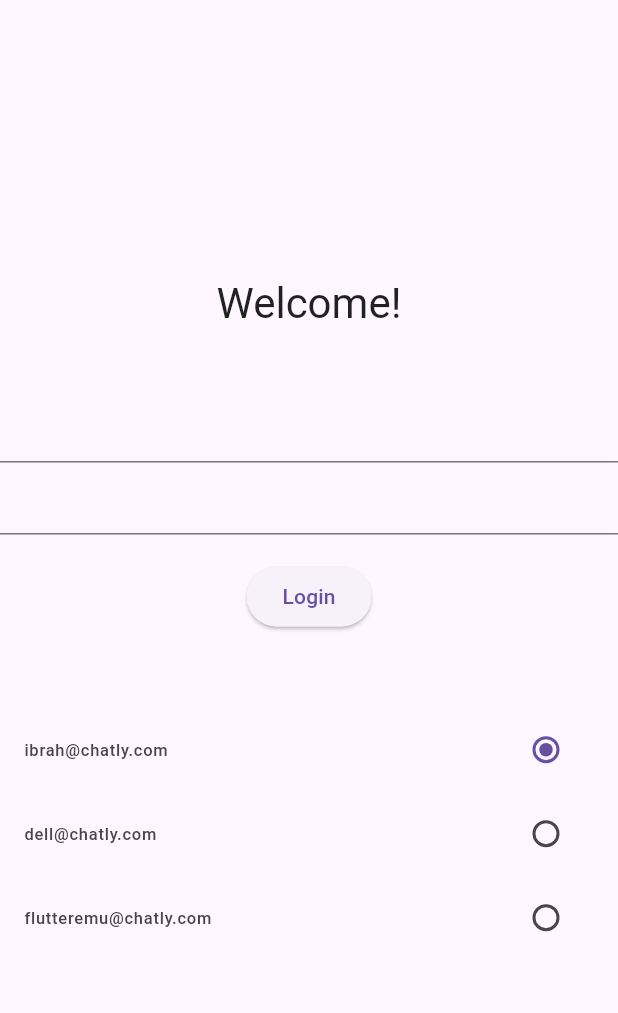
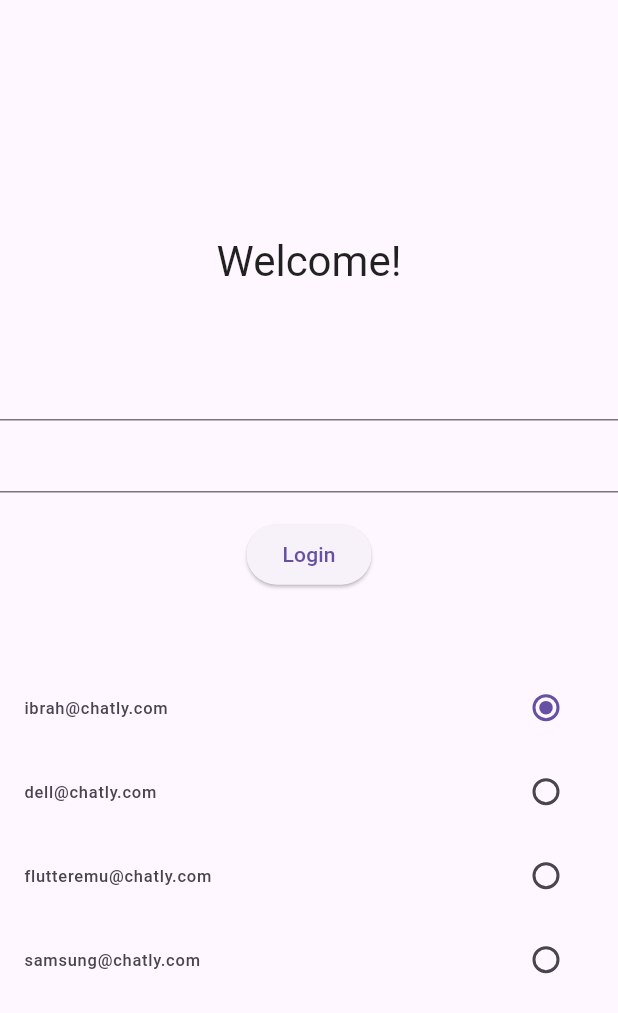
Before and after one commit to ibrah006/chat, a Flutter app: the screen it shows after launch, on a phone screen of 412 x 824 dp. Shown: the top 1013 px of the screen. Run offline on Flutter 3.47's test engine with Material 3 defaults, Android fonts, the phone set to English and light mode, and no system bars; drawn by our look-alikes of overlay_support; our stand-ins replace animated_text_kit, audioplayers, cloud_firestore, firebase_auth, firebase_core, firebase_messaging and 6 more; missing offline and left inert: firebase_admin, flutter_webrtc; accounts and stored records are empty.

Commit message:
Minor bug fixed (message sound not played on receiving when inside app) and changed app font to: GoogleFonts.poppins

```diff
--- a/lib/main.dart
+++ b/lib/main.dart
@@ -11,6 +11,7 @@ import 'package:chat/services/providers/messages_state.dart';
 import 'package:firebase_core/firebase_core.dart';
 import 'package:flutter/material.dart';
 import 'package:get/get.dart';
+import 'package:google_fonts/google_fonts.dart';
 import 'package:overlay_support/overlay_support.dart';
 import 'package:permission_handler/permission_handler.dart';
 import 'package:provider/provider.dart';
@@ -67,7 +68,10 @@ void main(List<String> args) async {
   runApp(OverlaySupport.global(
     child: GetMaterialApp(
       theme: ThemeData(
-        useMaterial3: true
+        useMaterial3: true,
+        textTheme: GoogleFonts.poppinsTextTheme(
+          TextTheme()
+        ),
       ),
       navigatorKey: navigatorKey,
       // home: HomeScreen(),
--- a/lib/screens/chat.dart
+++ b/lib/screens/chat.dart
@@ -35,7 +35,7 @@ class ChatScreen extends MainWrapperStateful {
 
     return Scaffold(
       appBar: AppBar(
-        title: Text(person.displayName!),
+        title: Text('${person.displayName?? "N/A display name"}${_auth.currentUser!.uid == person.uid? " (You)" : ""}'),
         actions: [
           IconButton(
             icon: Icon(Icons.phone),
--- a/lib/screens/login.dart
+++ b/lib/screens/login.dart
@@ -14,7 +14,8 @@ class LoginScreen extends MainWrapperStateful {
   static const Iterable _quickLogins = [
     "ibrah@chatly.com",
     "dell@chatly.com",
-    "flutteremu@chatly.com"
+    "flutteremu@chatly.com",
+    "samsung@chatly.com"
   ];
 
 
@@ -91,10 +92,19 @@ class LoginScreen extends MainWrapperStateful {
     }
   }
 
+  late final Size screenSize;
+
   @override
   Widget build(BuildContext context) {
+
+    try {
+      screenSize = MediaQuery.of(context).size;
+    } catch(e) {}
+
     return Scaffold(
-      body: showDisplayNameInput? Column(
+      body: Stack(
+        children: [
+          showDisplayNameInput? Column(
             mainAxisAlignment: MainAxisAlignment.center,
             children: [
               Text("Display name"),
@@ -147,6 +157,8 @@ class LoginScreen extends MainWrapperStateful {
               )
             ],
           ),
+        ],
+      ),
 
     );
   }
--- a/pubspec.yaml
+++ b/pubspec.yaml
@@ -55,6 +55,7 @@ dependencies:
   provider: ^6.1.2
   overlay_support: ^2.1.0
   audioplayers: ^6.1.0
+  google_fonts: ^6.2.1
 
 dev_dependencies:
   flutter_test:
@@ -78,7 +79,7 @@ flutter:
   assets:
     - assets/service-account-key.json
     - assets/.env
-    - assets/bubble.mp3
+    - assets/audio/bubble.mp3
 
   # The following line ensures that the Material Icons font is
   # included with your application, so that you can use the icons in
```
Also changed, not shown: lib/screens/home.dart (+4 -5 lines), pubspec.lock, 2 other files. Lines whose indentation alone changed are shown as unchanged.
